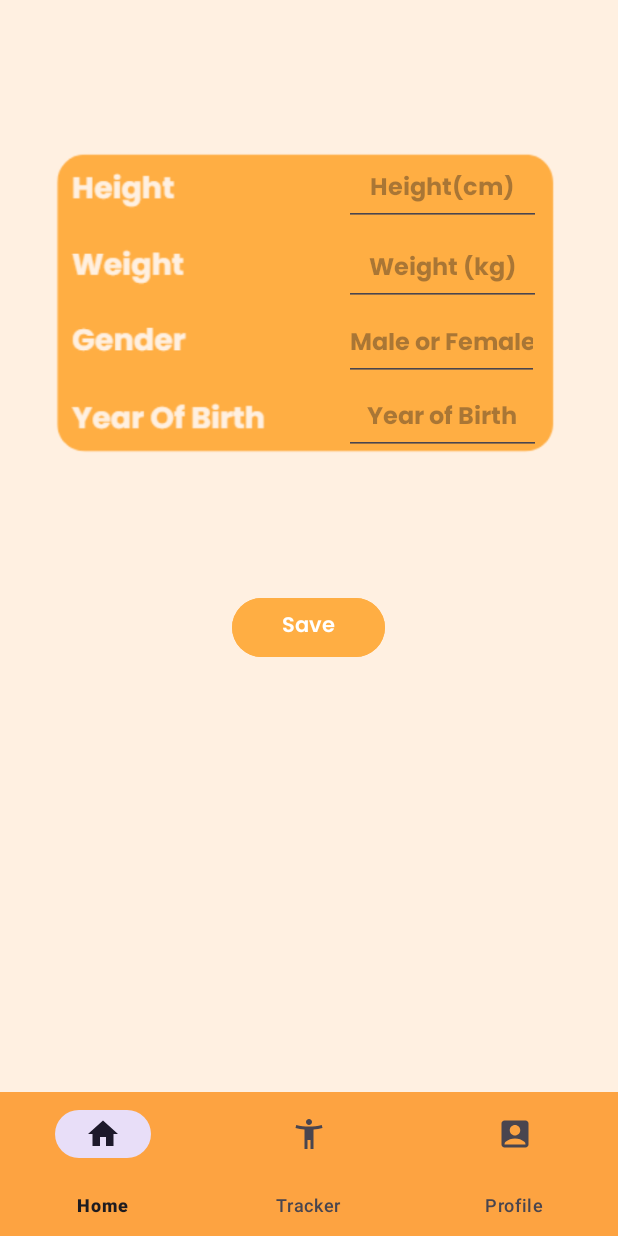
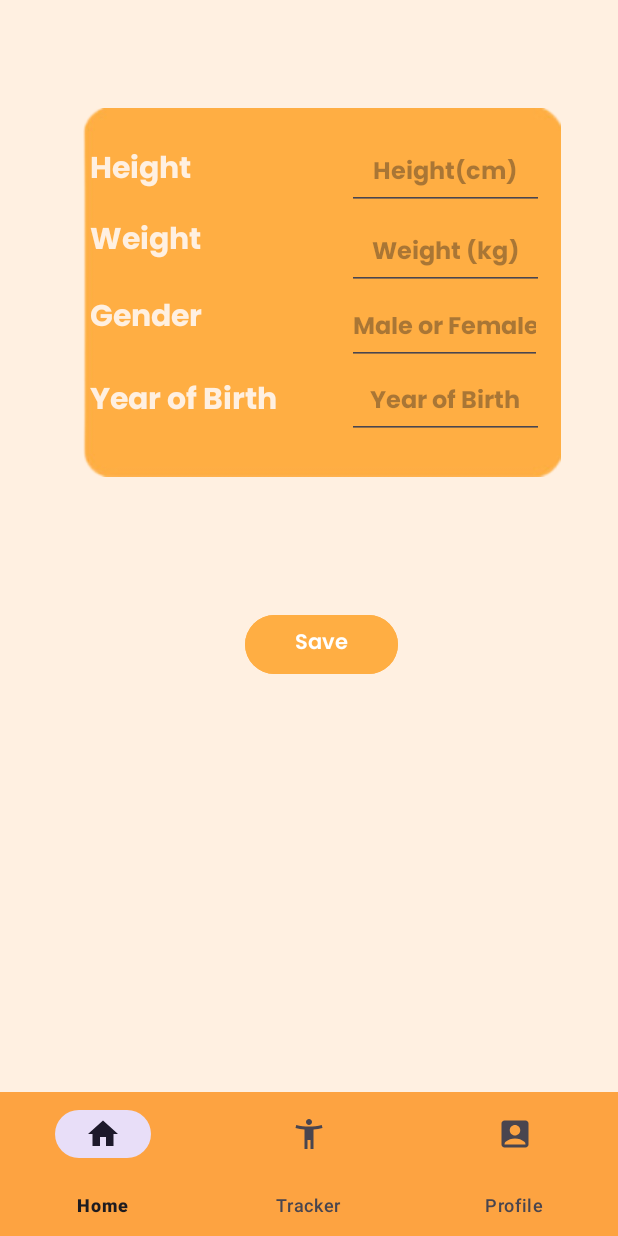
Before and after one commit to XINMEILIM/MADASSIGNMENTGROUP4, an Android app: the EditProfileFragment screen opened through its navigation route, on a phone screen of 412 x 824 dp. Run offline under Robolectric (Android 15) with nearby library versions, the phone set to English and light mode, and no system bars; our stand-ins replace navigation-ui; 3 statements that could not run were skipped.

Commit message:
after recheck all language part

```diff
--- a/app/src/main/java/com/example/madassignment4/Database/DatabaseHelper.java
+++ b/app/src/main/java/com/example/madassignment4/Database/DatabaseHelper.java
@@ -19,7 +19,7 @@ import android.util.Log;
 
 public class DatabaseHelper extends SQLiteOpenHelper {
 
-    //Database Name and Version
+    //Database Name and Version3333###
     private static final String DATABASE_NAME = "FitJourney.db";
     private static final int DATABASE_VERSION = 9;
 
@@ -138,7 +138,7 @@ public class DatabaseHelper extends SQLiteOpenHelper {
 
 
 
-    // SQL for creating User Table
+    // SQL for creating User Table3#3#3##3333
     private static final String CREATE_USER_TABLE =
             "CREATE TABLE " + TABLE_USER + " (" +
                     COLUMN_USER_ID + " TEXT PRIMARY KEY, " +
@@ -300,7 +300,7 @@ public class DatabaseHelper extends SQLiteOpenHelper {
 
     @Override
     public void onCreate(SQLiteDatabase db) {
-        db.execSQL("PRAGMA foreign_keys = ON;"); // Enable foreign key support
+        db.execSQL("PRAGMA foreign_keys = ON;"); // Enable foreign key support33#33#333#33
         // Create tables
         db.execSQL(CREATE_USER_TABLE);
         db.execSQL(CREATE_USER_PROFILE_TABLE);
--- a/app/src/main/java/com/example/madassignment4/UserModule/EditProfileFragment.java
+++ b/app/src/main/java/com/example/madassignment4/UserModule/EditProfileFragment.java
@@ -30,7 +30,7 @@ public class EditProfileFragment extends Fragment {
         // Inflate the layout for this fragment
         View view = inflater.inflate(R.layout.fragment_edit_profile, container, false);
 
-        // Initialize DatabaseHelper and get writable database
+        // Initialize DatabaseHelper and get writable database3
         dbHelper = new DatabaseHelper(requireContext());
         db = dbHelper.getWritableDatabase();
 
--- a/app/src/main/java/com/example/madassignment4/UserModule/LanguageFragment.java
+++ b/app/src/main/java/com/example/madassignment4/UserModule/LanguageFragment.java
@@ -37,7 +37,7 @@ public class LanguageFragment extends Fragment {
         if (userId != null) {
             String userLanguageId = dbHelper.getUserLanguage(userId);
 
-            // Set the language based on the stored preference
+            // Set the language based on the stored preference###3
             if (userLanguageId == null) {
                 userLanguageId = "en"; // Default to English if no preference is found
             }
--- a/app/src/main/java/com/example/madassignment4/UserModule/PrivacyPolicy.java
+++ b/app/src/main/java/com/example/madassignment4/UserModule/PrivacyPolicy.java
@@ -30,7 +30,7 @@ public class PrivacyPolicy extends Fragment {
         initializePrivacyPolicy();
         loadPrivacyPolicy();
         return view;
-    }
+    }//
 
     private void initializePrivacyPolicy() {
         DatabaseHelper dbHelper = new DatabaseHelper(getContext());
--- a/app/src/main/java/com/example/madassignment4/UserModule/UserAcitivity.java
+++ b/app/src/main/java/com/example/madassignment4/UserModule/UserAcitivity.java
@@ -21,7 +21,7 @@ import com.google.android.material.bottomnavigation.BottomNavigationView;
 public class UserAcitivity extends AppCompatActivity {
 
     @Override
-    protected void onCreate(Bundle savedInstanceState) {
+    protected void onCreate(Bundle savedInstanceState) {//3333
         super.onCreate(savedInstanceState);
         EdgeToEdge.enable(this);
         setContentView(R.layout.activity_user_acitivity);
--- a/app/src/main/java/com/example/madassignment4/UserModule/UserHomeFragment.java
+++ b/app/src/main/java/com/example/madassignment4/UserModule/UserHomeFragment.java
@@ -19,7 +19,7 @@ import com.example.madassignment4.Database.DatabaseHelper;
 import com.example.madassignment4.R;
 
 public class UserHomeFragment extends Fragment {
-
+//
     @Override
     public void onViewCreated(@NonNull View view, @Nullable Bundle savedInstanceState) {
         super.onViewCreated(view, savedInstanceState);
@@ -42,7 +42,7 @@ public class UserHomeFragment extends Fragment {
         String username = dbHelper.getUsername();
         textViewGreeting.setText(username != null ? "Hi, " + username + "!" : "Hi, User!");
 
-        // Retrieve and set the saved health status
+        // Retrieve and set the saved health status33
         String userId = dbHelper.getUserIdByMostRecentLogin();
         String savedStatus = dbHelper.getUserHealthStatus(userId);
 
--- a/app/src/main/res/layout/activity_food.xml
+++ b/app/src/main/res/layout/activity_food.xml
@@ -75,7 +75,7 @@
                         android:layout_width="wrap_content"
                         android:layout_height="wrap_content"
                         android:layout_marginTop="20dp"
-                        android:text="Weekly Recipes"
+                        android:text="@string/weekly_recipe"
                         android:textColor="@color/color_fda341"
                         android:textSize="19sp"
                         android:textStyle="bold" />
@@ -106,7 +106,7 @@
                             android:layout_height="wrap_content"
                             android:layout_marginTop="20dp"
                             android:gravity="center"
-                            android:text="Food Encyclopedia"
+                            android:text="@string/Food_Encyclopedia"
                             android:textColor="@color/color_fda341"
                             android:textSize="19sp"
                             android:textStyle="bold" />
@@ -133,7 +133,7 @@
                             android:layout_height="wrap_content"
                             android:layout_marginTop="20dp"
                             android:gravity="center"
-                            android:text="Calorie Calculator"
+                            android:text="@string/Calorie_Calculator"
                             android:textColor="@color/color_fda341"
                             android:textSize="19sp"
                             android:textStyle="bold" />
--- a/app/src/main/res/layout/fragment_edit_profile.xml
+++ b/app/src/main/res/layout/fragment_edit_profile.xml
@@ -8,22 +8,22 @@
     tools:context=".UserModule.EditProfileFragment">
 
     <ImageView
-        android:id="@+id/imageView7"
-        android:layout_width="357dp"
-        android:layout_height="304dp"
-        android:src="@drawable/profiletable"
-        app:layout_constraintBottom_toBottomOf="parent"
+        android:id="@+id/imageView10"
+        android:layout_width="320dp"
+        android:layout_height="246dp"
+        android:layout_marginTop="72dp"
+        android:src="@drawable/orangeboxuser"
         app:layout_constraintEnd_toEndOf="parent"
+        app:layout_constraintHorizontal_bias="0.593"
         app:layout_constraintStart_toStartOf="parent"
-        app:layout_constraintTop_toTopOf="parent"
-        app:layout_constraintVertical_bias="0.105" />
+        app:layout_constraintTop_toTopOf="parent" />
 
     <EditText
         android:id="@+id/ETUserHeight"
         android:layout_width="131dp"
         android:layout_height="44dp"
-        android:layout_marginTop="52dp"
-        android:layout_marginBottom="208dp"
+        android:layout_marginTop="24dp"
+        android:layout_marginEnd="12dp"
         android:ems="10"
         android:fontFamily="@font/poppins_bold"
         android:hint="@string/height_cm"
@@ -31,11 +31,8 @@
         android:textAlignment="center"
         android:textColor="#FFF0E1"
         android:textSize="16sp"
-        app:layout_constraintBottom_toBottomOf="@+id/imageView7"
-        app:layout_constraintEnd_toEndOf="@+id/imageView7"
-        app:layout_constraintHorizontal_bias="0.893"
-        app:layout_constraintStart_toStartOf="@+id/imageView7"
-        app:layout_constraintTop_toTopOf="@+id/imageView7" />
+        app:layout_constraintEnd_toEndOf="@+id/imageView10"
+        app:layout_constraintTop_toTopOf="@+id/imageView10" />
 
     <EditText
         android:id="@+id/ETUserWeight"
@@ -49,9 +46,7 @@
         android:textAlignment="center"
         android:textColor="#FFF0E1"
         android:textSize="16sp"
-        app:layout_constraintEnd_toEndOf="@+id/imageView7"
-        app:layout_constraintHorizontal_bias="0.893"
-        app:layout_constraintStart_toStartOf="@+id/imageView7"
+        app:layout_constraintEnd_toEndOf="@+id/ETUserHeight"
         app:layout_constraintTop_toBottomOf="@+id/ETUserHeight" />
 
     <EditText
@@ -66,8 +61,6 @@
         android:textAlignment="center"
         android:textColor="#FFF0E1"
         android:textSize="16sp"
-        app:layout_constraintEnd_toEndOf="@+id/imageView7"
-        app:layout_constraintHorizontal_bias="0.0"
         app:layout_constraintStart_toStartOf="@+id/ETUserHeight"
         app:layout_constraintTop_toBottomOf="@+id/ETUserWeight" />
 
@@ -83,8 +76,6 @@
         android:textAlignment="center"
         android:textColor="#FFF0E1"
         android:textSize="16sp"
-        app:layout_constraintEnd_toEndOf="@+id/imageView7"
-        app:layout_constraintHorizontal_bias="0.0"
         app:layout_constraintStart_toStartOf="@+id/ETUserHeight"
         app:layout_constraintTop_toBottomOf="@+id/ETUserWeight" />
 
@@ -92,13 +83,66 @@
         android:id="@+id/BtnSave"
         android:layout_width="102dp"
         android:layout_height="47dp"
-        android:layout_marginTop="36dp"
+        android:layout_marginTop="88dp"
         android:backgroundTint="#ffae43"
         android:fontFamily="@font/poppins_semibold"
         android:text="@string/save"
-        app:layout_constraintEnd_toEndOf="@+id/imageView7"
-        app:layout_constraintHorizontal_bias="0.498"
-        app:layout_constraintStart_toStartOf="@+id/imageView7"
-        app:layout_constraintTop_toBottomOf="@+id/imageView7" />
+        app:layout_constraintEnd_toEndOf="parent"
+        app:layout_constraintHorizontal_bias="0.527"
+        app:layout_constraintStart_toStartOf="parent"
+        app:layout_constraintTop_toBottomOf="@+id/imageView10" />
+
+    <TextView
+        android:id="@+id/UserHeightLeft"
+        android:layout_width="wrap_content"
+        android:layout_height="wrap_content"
+        android:layout_marginStart="60dp"
+        android:layout_marginTop="24dp"
+        android:fontFamily="@font/poppins_bold"
+        android:text="@string/height"
+        android:textAlignment="center"
+        android:textColor="#FFF0E1"
+        android:textSize="20dp"
+        app:layout_constraintStart_toStartOf="parent"
+        app:layout_constraintTop_toTopOf="@+id/imageView10" />
+
+    <TextView
+        android:id="@+id/UserWeightLeft"
+        android:layout_width="wrap_content"
+        android:layout_height="wrap_content"
+        android:layout_marginTop="12dp"
+        android:fontFamily="@font/poppins_bold"
+        android:text="@string/weight"
+        android:textAlignment="center"
+        android:textColor="#FFF0E1"
+        android:textSize="20dp"
+        app:layout_constraintStart_toStartOf="@+id/UserHeightLeft"
+        app:layout_constraintTop_toBottomOf="@+id/UserHeightLeft" />
+
+    <TextView
+        android:id="@+id/UserGenderLeft"
+        android:layout_width="wrap_content"
+        android:layout_height="wrap_content"
+        android:layout_marginTop="16dp"
+        android:fontFamily="@font/poppins_bold"
+        android:text="@string/genderL"
+        android:textAlignment="center"
+        android:textColor="#FFF0E1"
+        android:textSize="20dp"
+        app:layout_constraintStart_toStartOf="@+id/UserWeightLeft"
+        app:layout_constraintTop_toBottomOf="@+id/UserWeightLeft" />
+
+    <TextView
+        android:id="@+id/UserYearLeft"
+        android:layout_width="wrap_content"
+        android:layout_height="wrap_content"
+        android:layout_marginTop="20dp"
+        android:fontFamily="@font/poppins_bold"
+        android:text="@string/year_of_birth"
+        android:textAlignment="center"
+        android:textColor="#FFF0E1"
+        android:textSize="20dp"
+        app:layout_constraintStart_toStartOf="@+id/UserGenderLeft"
+        app:layout_constraintTop_toBottomOf="@+id/UserGenderLeft" />
 
 </androidx.constraintlayout.widget.ConstraintLayout>
--- a/app/src/main/res/layout/item_calculate.xml
+++ b/app/src/main/res/layout/item_calculate.xml
@@ -27,7 +27,7 @@
         android:layout_width="0dp"
         android:layout_height="wrap_content"
         android:layout_marginStart="16dp"
-        android:hint="FOOD 1"
+        android:hint="@string/FOOD_1"
         android:fontFamily="@font/poppins_regular"
         android:background="@drawable/shapre_orange"
         android:textColorHint="@color/white"
@@ -53,7 +53,7 @@
         android:paddingStart="5dp"
         android:paddingEnd="5dp"
         android:background="@drawable/shapre_orange"
-        android:hint="Weight (g)"
+        android:hint="@string/Weight_g"
         android:layout_weight="1"
         android:layout_marginEnd="16dp" />
 
--- a/app/src/main/res/values/strings.xml
+++ b/app/src/main/res/values/strings.xml
@@ -276,5 +276,13 @@
     <string name="chinese">Chinese</string>
     <string name="malay">Malay</string>
     <string name="hindi">Hindi</string>
+    <string name="height">Height</string>
+    <string name="weight">Weight</string>
+    <string name="genderL">Gender</string>
+    <string name="FOOD_1">FOOD 1</string>
+    <string name="Weight_g">Weight (g)</string>
+    <string name="days_of_week">\t \t Sun     \t \t Mon     \t\tTue       \t Wed       \t\t Thu       \t\tFri      \t\t\tSat    </string>
     <string name="change_language">Change Language</string>
+    <string name="weekly_recipe">Weekly Recipe</string>
+
 </resources>
```
Also changed, not shown: app/src/main/res/layout/fragment_home.xml (+6 -5 lines), app/src/main/res/layout/fragment_privacy_policy.xml (+19 -6 lines), app/src/main/res/layout/fragment_user_profile.xml (+75 -21 lines), app/src/main/res/drawable/orangeboxuser.png (added), 3 other files.
